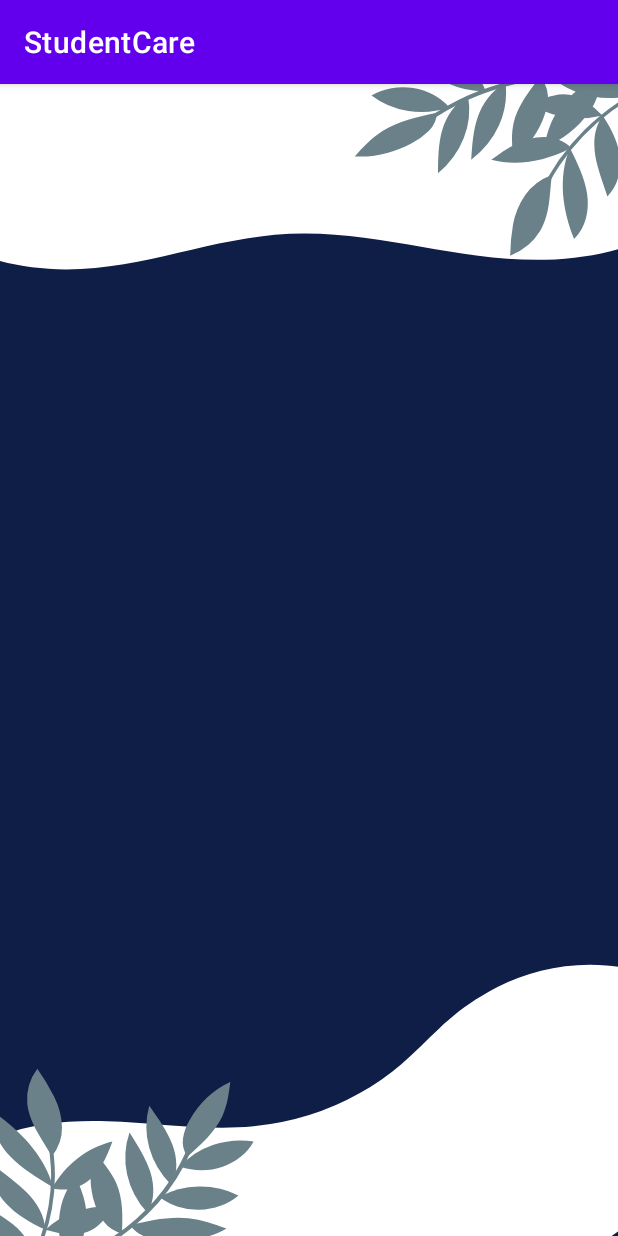
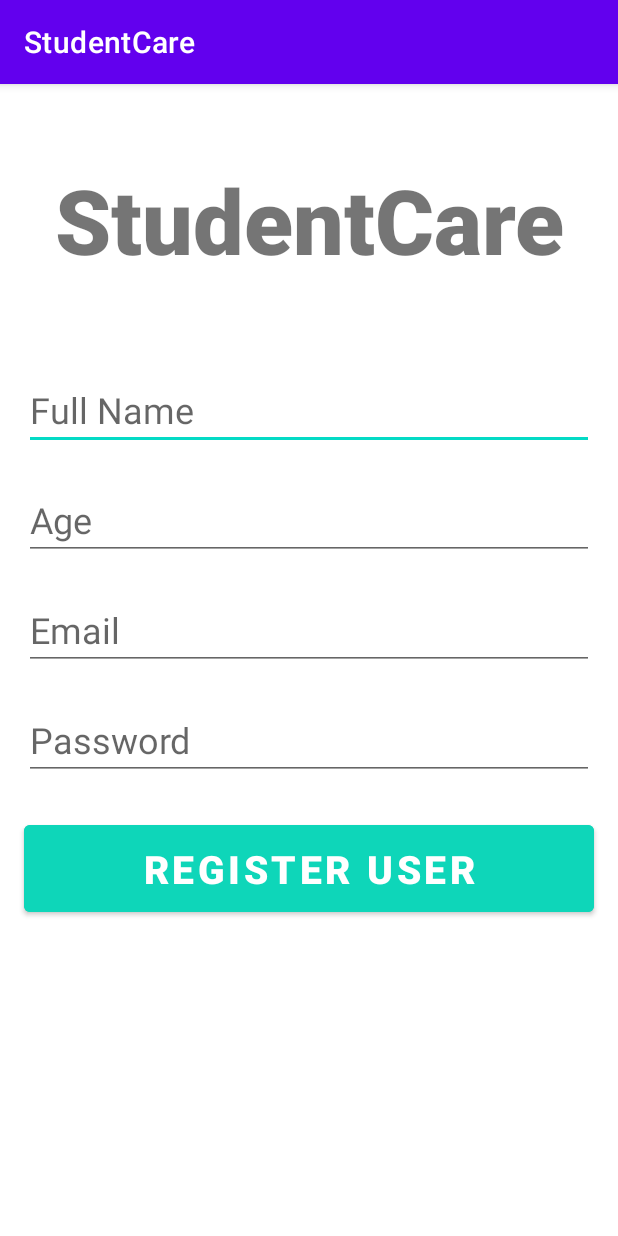
Before and after one commit to danialnbl/StudentCare, an Android app: the Register screen opened directly, with no data from a screen before it, on a phone screen of 412 x 824 dp. Run offline under Robolectric (Android 15) with nearby library versions, the phone set to English and light mode, and no system bars; our stand-ins replace Firebase (no records; nobody signed in at launch, a user with empty details on screens opened directly).

Commit message:
-Login redesign to simpler design for prototype -Added register page and validation

```diff
--- a/app/build.gradle
+++ b/app/build.gradle
@@ -34,6 +34,7 @@ dependencies {
     implementation 'com.google.android.material:material:1.4.0'
     implementation 'androidx.constraintlayout:constraintlayout:2.1.1'
     implementation platform('com.google.firebase:firebase-bom:29.0.4')
+    implementation 'com.google.firebase:firebase-auth:21.0.1'
     testImplementation 'junit:junit:4.+'
     androidTestImplementation 'androidx.test.ext:junit:1.1.3'
     androidTestImplementation 'androidx.test.espresso:espresso-core:3.4.0'
--- a/app/src/main/java/com/sendiribuat/studentcare/Register.java
+++ b/app/src/main/java/com/sendiribuat/studentcare/Register.java
@@ -2,13 +2,93 @@ package com.sendiribuat.studentcare;
 
 import androidx.appcompat.app.AppCompatActivity;
 
+import android.content.Intent;
 import android.os.Bundle;
+import android.util.Patterns;
+import android.view.View;
+import android.widget.Button;
+import android.widget.EditText;
+import android.widget.TextView;
 
-public class Register extends AppCompatActivity {
+import com.google.firebase.auth.FirebaseAuth;
+
+public class Register extends AppCompatActivity implements View.OnClickListener{
+
+    private FirebaseAuth mAuth;
+    private TextView appTitle;
+    private EditText editTextFullName, editTextAge, editTextEmail,  editTextPassword;
+    private Button registerUser;
 
     @Override
     protected void onCreate(Bundle savedInstanceState) {
         super.onCreate(savedInstanceState);
         setContentView(R.layout.activity_register);
+
+        mAuth = FirebaseAuth.getInstance();
+
+        appTitle = (TextView) findViewById(R.id.appTitle);
+        appTitle.setOnClickListener(this);
+        Button registerUser = findViewById(R.id.registerButton);
+        registerUser.setOnClickListener(this);
+
+        editTextFullName = (EditText) findViewById(R.id.fullName);
+        editTextAge = (EditText) findViewById(R.id.age);
+        editTextEmail = (EditText) findViewById(R.id.email);
+        editTextPassword = (EditText) findViewById(R.id.password);
+
+    }
+
+    @Override
+    public void onClick(View view) {
+        switch (view.getId()){
+            case R.id.appTitle:
+                startActivity(new Intent(this, login.class));
+                break;
+            case R.id.registerButton:
+                registerUser();
+        }
+    }
+
+    private void registerUser() {
+        String email = editTextEmail.getText().toString().trim();
+        String password = editTextPassword.getText().toString().trim();
+        String fullName = editTextFullName.getText().toString().trim();
+        String age = editTextAge.getText().toString().trim();
+
+        if(fullName.isEmpty()){
+            editTextFullName.setError("Full name is required");
+            editTextFullName.requestFocus();
+            return;
+        }
+
+        if(age.isEmpty()){
+            editTextAge.setError("Age is required");
+            editTextAge.requestFocus();
+            return;
+        }
+
+        if(email.isEmpty()){
+            editTextEmail.setError("Email is required");
+            editTextEmail.requestFocus();
+            return;
+        }
+
+        if (!Patterns.EMAIL_ADDRESS.matcher(email).matches()){
+            editTextEmail.setError("Please provide valid email");
+            editTextEmail.requestFocus();
+            return;
+        }
+
+        if(password.isEmpty()){
+            editTextPassword.setError("Password is required");
+            editTextPassword.requestFocus();
+            return;
+        }
+
+        if(password.length() < 6){
+            editTextPassword.setError("Min password length should be 6 characters!");
+            editTextPassword.requestFocus();
+            return;
+        }
     }
 }
--- a/app/src/main/res/layout/activity_register.xml
+++ b/app/src/main/res/layout/activity_register.xml
@@ -1,19 +1,92 @@
 <?xml version="1.0" encoding="utf-8"?>
-<RelativeLayout xmlns:android="http://schemas.android.com/apk/res/android"
+<androidx.constraintlayout.widget.ConstraintLayout xmlns:android="http://schemas.android.com/apk/res/android"
     xmlns:app="http://schemas.android.com/apk/res-auto"
     xmlns:tools="http://schemas.android.com/tools"
     android:layout_width="match_parent"
     android:layout_height="match_parent"
     tools:context=".Register"
-    android:background="@drawable/ic_background">
+    >
 
-    <androidx.cardview.widget.CardView
+    <TextView
+        android:id="@+id/appTitle"
         android:layout_width="match_parent"
         android:layout_height="wrap_content"
-        android:layout_centerVertical="true"
-        android:layout_margin="10dp"
-        app:cardCornerRadius="10dp">
+        android:text="StudentCare"
+        android:textSize="60sp"
+        android:textAlignment="center"
+        android:textStyle="bold"
+        android:fontFamily="sans-serif-black"
+        app:layout_constraintTop_toTopOf="parent"
+        app:layout_constraintRight_toRightOf="parent"
+        app:layout_constraintLeft_toLeftOf="parent"
+        android:layout_marginTop="50dp"
+        />
 
-    </androidx.cardview.widget.CardView>
+    <EditText
+        android:id="@+id/fullName"
+        android:layout_width="380dp"
+        android:layout_height="wrap_content"
+        android:layout_marginTop="60dp"
+        android:ems="10"
+        android:hint="Full Name"
+        android:inputType="text"
+        android:textSize="24sp"
+        app:layout_constraintRight_toRightOf="parent"
+        app:layout_constraintLeft_toLeftOf="parent"
+        app:layout_constraintTop_toBottomOf="@+id/appTitle"/>
 
-</RelativeLayout>
+    <EditText
+        android:id="@+id/age"
+        android:layout_width="380dp"
+        android:layout_height="wrap_content"
+        android:layout_marginTop="20dp"
+        android:ems="10"
+        android:hint="Age"
+        android:inputType="text"
+        android:textSize="24sp"
+        app:layout_constraintRight_toRightOf="parent"
+        app:layout_constraintLeft_toLeftOf="parent"
+        app:layout_constraintTop_toBottomOf="@+id/fullName"/>
+
+    <EditText
+        android:id="@+id/email"
+        android:layout_width="380dp"
+        android:layout_height="wrap_content"
+        android:layout_marginTop="20dp"
+        android:ems="10"
+        android:hint="Email"
+        android:inputType="text"
+        android:textSize="24sp"
+        app:layout_constraintRight_toRightOf="parent"
+        app:layout_constraintLeft_toLeftOf="parent"
+        app:layout_constraintTop_toBottomOf="@+id/age"/>
+
+    <EditText
+        android:id="@+id/password"
+        android:layout_width="380dp"
+        android:layout_height="wrap_content"
+        android:layout_marginTop="20dp"
+        android:ems="10"
+        android:hint="Password"
+        android:inputType="textPassword"
+        android:textSize="24sp"
+        app:layout_constraintRight_toRightOf="parent"
+        app:layout_constraintLeft_toLeftOf="parent"
+        app:layout_constraintTop_toBottomOf="@+id/email"/>
+
+    <Button
+        android:id="@+id/registerButton"
+        android:layout_width="380dp"
+        android:layout_height="70dp"
+        android:layout_marginTop="24dp"
+        android:backgroundTint="#0ED6B9"
+        android:text="Register User"
+        android:textColor="@color/white"
+        android:textSize="26sp"
+        android:textStyle="bold"
+        app:layout_constraintRight_toRightOf="parent"
+        app:layout_constraintLeft_toLeftOf="parent"
+        app:layout_constraintTop_toBottomOf="@+id/password"/>
+
+
+</androidx.constraintlayout.widget.ConstraintLayout>
```
Also changed, not shown: app/src/main/java/com/sendiribuat/studentcare/login.java (+14 -24 lines), app/src/main/res/layout/activity_login.xml (+74 -56 lines), 1 other file.
